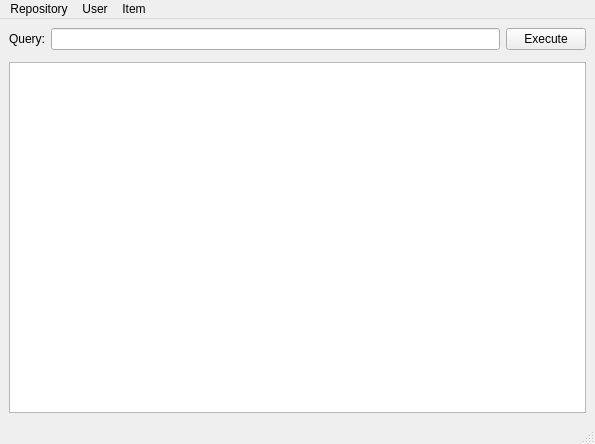
Old version of the form ui/mainwindow.ui in the repository vlkv/reggata.
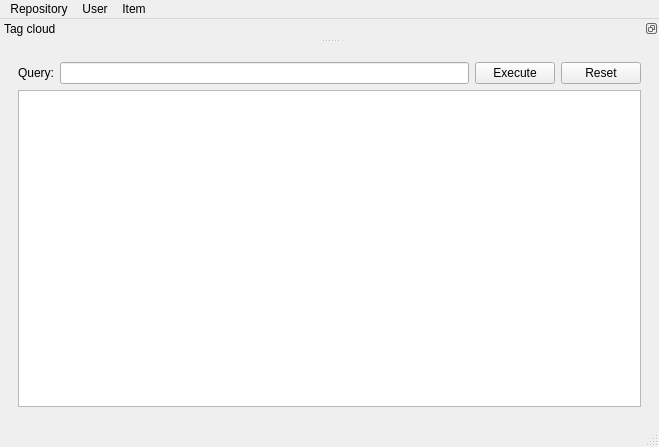
New version of the form.

Commit message: Добавлена кнопка Reset

```diff
--- a/ui/mainwindow.ui
+++ b/ui/mainwindow.ui
@@ -5,15 +5,18 @@
    <rect>
     <x>0</x>
     <y>0</y>
-    <width>595</width>
-    <height>444</height>
+    <width>659</width>
+    <height>447</height>
    </rect>
   </property>
   <property name="windowTitle" >
    <string>Reggata</string>
   </property>
   <widget class="QWidget" name="centralwidget" >
-   <layout class="QVBoxLayout" name="verticalLayout" >
+   <layout class="QVBoxLayout" name="verticalLayout_3" >
+    <item>
+     <widget class="QFrame" name="frame" >
+      <layout class="QVBoxLayout" name="verticalLayout_2" >
     <item>
      <layout class="QHBoxLayout" name="horizontalLayout" >
       <item>
@@ -33,29 +36,29 @@
         </property>
        </widget>
       </item>
-     </layout>
-    </item>
     <item>
-     <widget class="QFrame" name="frame_tag_cloud" >
-      <property name="frameShape" >
-       <enum>QFrame::StyledPanel</enum>
-      </property>
-      <property name="frameShadow" >
-       <enum>QFrame::Raised</enum>
-      </property>
-     </widget>
+          <widget class="QPushButton" name="pushButton_query_reset" >
+           <property name="text" >
+            <string>Reset</string>
+           </property>
+          </widget>
+         </item>
+        </layout>
     </item>
     <item>
      <widget class="QTableView" name="tableView_items" />
     </item>
    </layout>
   </widget>
+    </item>
+   </layout>
+  </widget>
   <widget class="QMenuBar" name="menubar" >
    <property name="geometry" >
     <rect>
      <x>0</x>
      <y>0</y>
-     <width>595</width>
+     <width>659</width>
      <height>29</height>
     </rect>
    </property>
@@ -87,6 +90,21 @@
    <addaction name="menuItem" />
   </widget>
   <widget class="QStatusBar" name="statusbar" />
+  <widget class="QDockWidget" name="dockWidget_tag_cloud" >
+   <property name="floating" >
+    <bool>false</bool>
+   </property>
+   <property name="features" >
+    <set>QDockWidget::DockWidgetFloatable|QDockWidget::DockWidgetMovable</set>
+   </property>
+   <property name="windowTitle" >
+    <string>Tag cloud</string>
+   </property>
+   <attribute name="dockWidgetArea" >
+    <number>4</number>
+   </attribute>
+   <widget class="QWidget" name="dockWidgetContents" />
+  </widget>
   <action name="action_repo_create" >
    <property name="text" >
     <string>New</string>
```
Lines whose indentation alone changed are shown as unchanged. The commit also changes 2 other files.
